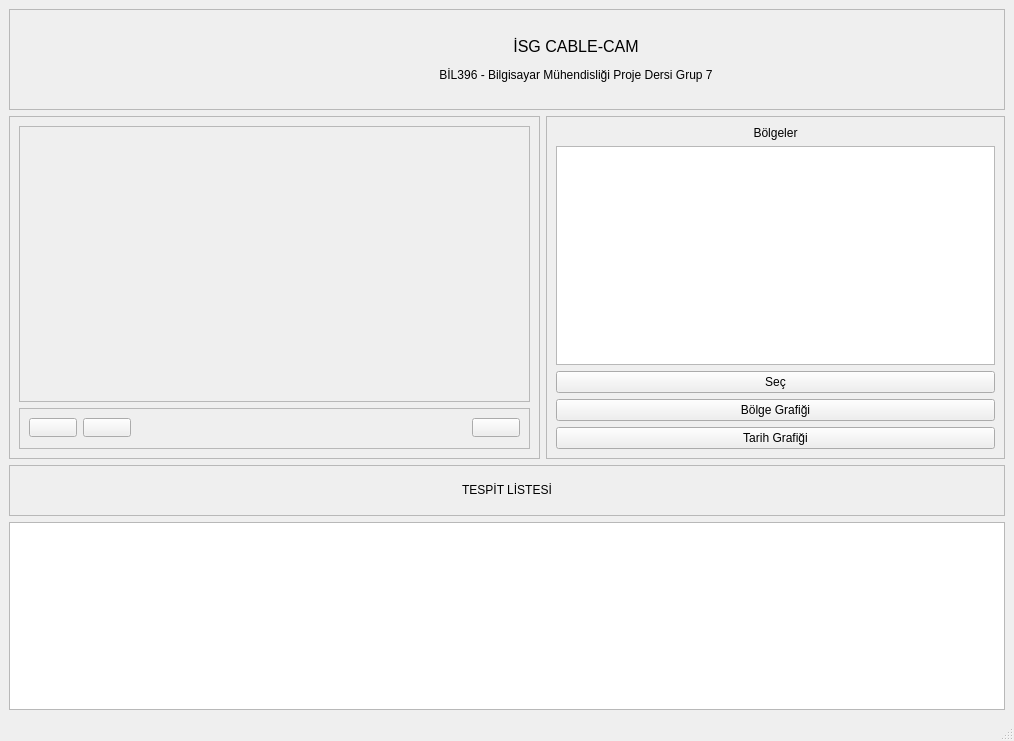
This is projeGui(Qt Creator Ubuntu) v2 (including live stream)/proje_gui/secondwindow.ui in BurakAkten/Project-Group7 as Qt 5 draws it before an edit. The edited form follows.
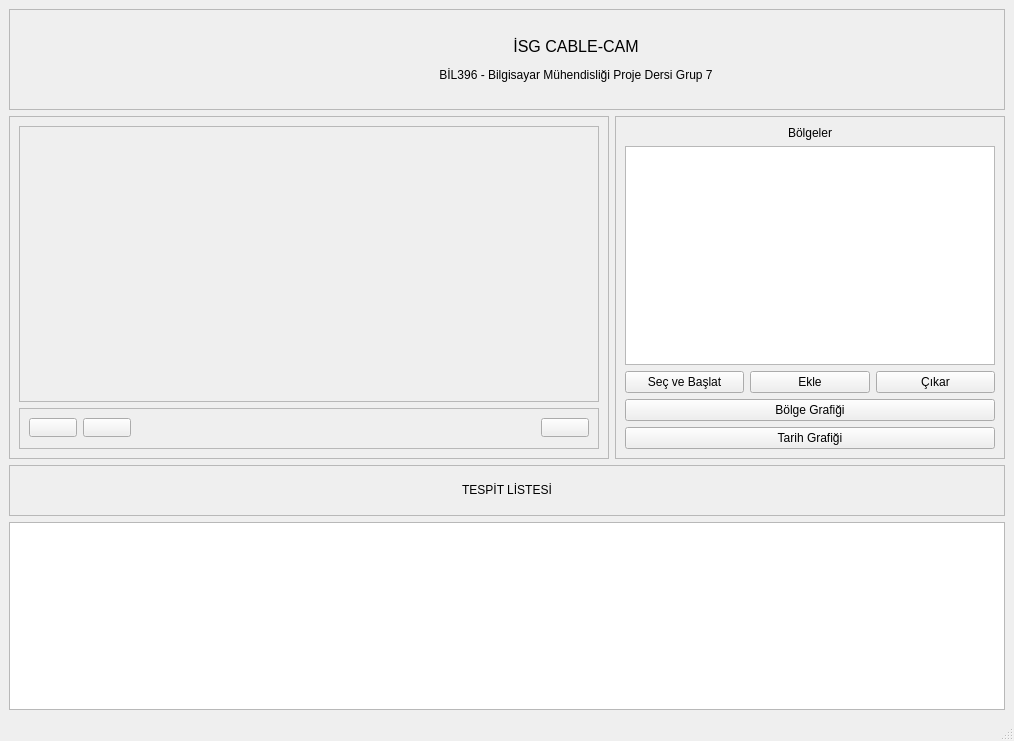
This is the edited form.

What changed in the file:
```diff
--- a/projeGui(Qt Creator Ubuntu) v2 (including live stream)/proje_gui/secondwindow.ui
+++ b/projeGui(Qt Creator Ubuntu) v2 (including live stream)/proje_gui/secondwindow.ui
@@ -98,12 +98,12 @@
        </widget>
       </item>
       <item>
-       <layout class="QHBoxLayout" name="horizontalLayout_5">
+       <layout class="QHBoxLayout" name="horizontalLayout_6">
         <item>
          <widget class="QFrame" name="frame">
           <property name="minimumSize">
            <size>
-            <width>511</width>
+            <width>600</width>
             <height>311</height>
            </size>
           </property>
@@ -260,7 +260,7 @@
          <widget class="QFrame" name="frame_3">
           <property name="minimumSize">
            <size>
-            <width>271</width>
+            <width>260</width>
             <height>311</height>
            </size>
           </property>
@@ -278,6 +278,8 @@
           </property>
           <layout class="QGridLayout" name="gridLayout_2">
            <item row="0" column="0">
+            <layout class="QVBoxLayout" name="verticalLayout_2">
+             <item>
             <layout class="QVBoxLayout" name="verticalLayout">
              <item>
               <widget class="QLabel" name="label_3">
@@ -292,7 +294,7 @@
                 <widget class="QListWidget" name="listWidget">
                  <property name="minimumSize">
                   <size>
-                   <width>261</width>
+                     <width>250</width>
                    <height>200</height>
                   </size>
                  </property>
@@ -308,26 +310,46 @@
              </item>
             </layout>
            </item>
-           <item row="2" column="0">
-            <widget class="QPushButton" name="bolge_ekle_2">
+             <item>
+              <layout class="QHBoxLayout" name="horizontalLayout_5">
+               <item>
+                <widget class="QPushButton" name="secVeBaslat">
+                 <property name="text">
+                  <string>Seç ve Başlat</string>
+                 </property>
+                </widget>
+               </item>
+               <item>
+                <widget class="QPushButton" name="ekle">
+                 <property name="text">
+                  <string>Ekle</string>
+                 </property>
+                </widget>
+               </item>
+               <item>
+                <widget class="QPushButton" name="cikar">
+                 <property name="text">
+                  <string>Çıkar</string>
+                 </property>
+                </widget>
+               </item>
+              </layout>
+             </item>
+             <item>
+              <widget class="QPushButton" name="bolgeGrafigi">
              <property name="text">
               <string>Bölge Grafiği</string>
              </property>
             </widget>
            </item>
-           <item row="3" column="0">
+             <item>
             <widget class="QPushButton" name="openDateGraph">
              <property name="text">
               <string>Tarih Grafiği</string>
              </property>
             </widget>
            </item>
-           <item row="1" column="0">
-            <widget class="QPushButton" name="bolge_sec_2">
-             <property name="text">
-              <string>Seç</string>
-             </property>
-            </widget>
+            </layout>
            </item>
           </layout>
          </widget>
```
Left out of the diff: 8 changed lines with no effect on the pictures. Lines whose indentation alone changed are shown as unchanged.
